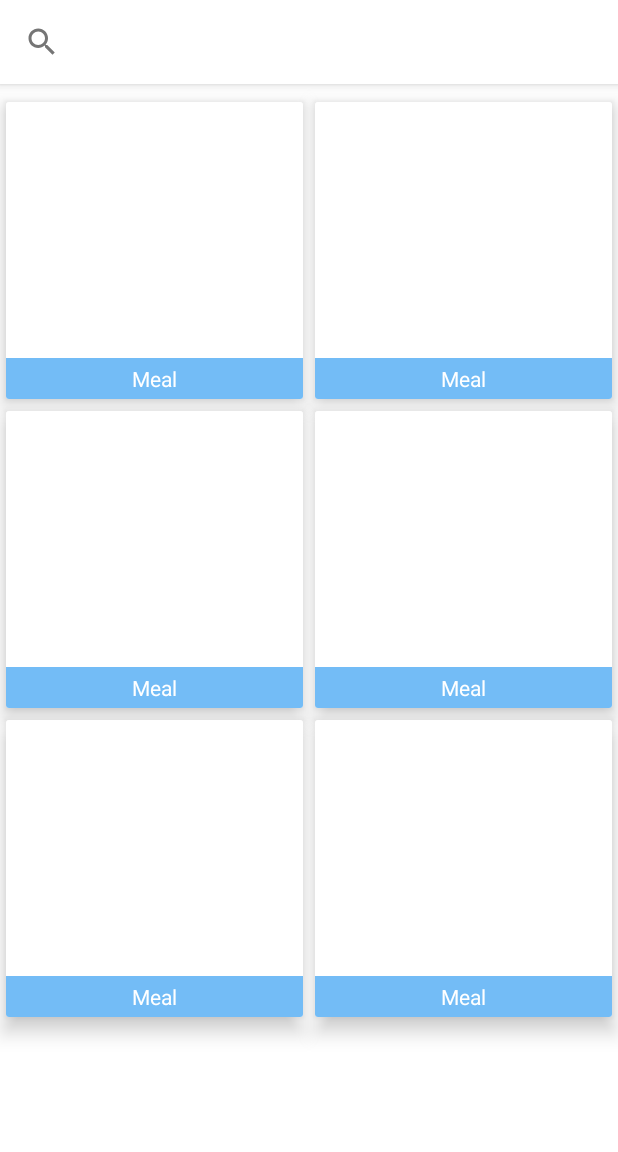
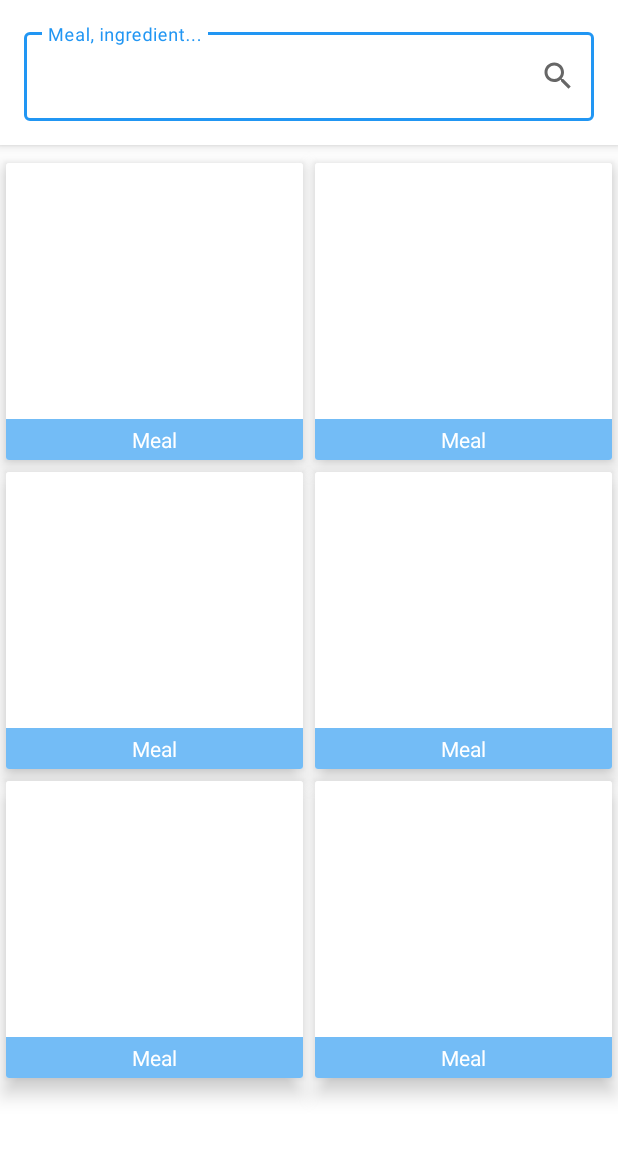
Before and after one commit to JoeSemper/JustRecipeBook, an Android app: the layout fragment_main.xml on its own in the app's theme, with its tools: preview values and no code run, on a phone screen of 412 x 824 dp, the part 84-1236 px from its top. Run offline under Robolectric (Android 15) with nearby library versions, the phone set to English and light mode, and no system bars.

Commit message:
new search view

```diff
--- a/app/src/main/java/com/joesemper/justrecipebook/presenter/HomePresenter.kt
+++ b/app/src/main/java/com/joesemper/justrecipebook/presenter/HomePresenter.kt
@@ -98,6 +98,7 @@ class HomePresenter(val searchType: SearchType?, val query: String?) : MvpPresen
     }
 
     private fun getFavoriteMeals() {
+        viewState.hideSearch()
         dataManager.getFavoriteMeals()
             .observeOn(mainThreadScheduler)
             .subscribe({ meals->
--- a/app/src/main/java/com/joesemper/justrecipebook/ui/fragments/home/HomeFragmentView.kt
+++ b/app/src/main/java/com/joesemper/justrecipebook/ui/fragments/home/HomeFragmentView.kt
@@ -9,4 +9,5 @@ interface HomeFragmentView: MvpView {
     fun init()
     fun updateList()
     fun showResult(text: String)
+    fun hideSearch()
 }
--- a/app/src/main/res/layout/fragment_search.xml
+++ b/app/src/main/res/layout/fragment_main.xml
@@ -12,7 +12,8 @@
     <com.google.android.material.appbar.AppBarLayout
         android:id="@+id/appbar"
         android:layout_width="match_parent"
-        android:layout_height="wrap_content">
+        android:layout_height="wrap_content"
+        android:elevation="8dp">
 
         <com.google.android.material.appbar.MaterialToolbar
             android:id="@+id/toolbar_home"
@@ -27,8 +28,32 @@
             android:layout_height="match_parent"
             android:background="@color/textOnPrimary"
             android:padding="4dp"
-            app:layout_scrollFlags="enterAlways"
-            android:theme="@style/SearchViewTheme" />
+            android:theme="@style/SearchViewTheme"
+            android:visibility="gone"
+            app:layout_scrollFlags="enterAlways" />
+
+        <com.google.android.material.textfield.TextInputLayout
+            android:id="@+id/text_input_layout_search"
+            style="@style/Widget.MaterialComponents.TextInputLayout.OutlinedBox"
+            android:layout_width="match_parent"
+            android:layout_height="wrap_content"
+            android:layout_gravity="center_horizontal|center_vertical"
+            android:background="@color/white"
+            android:hint="@string/enter_your_word"
+            android:padding="16dp"
+            app:boxStrokeColor="@color/colorPrimary"
+            app:endIconCheckable="true"
+            app:endIconDrawable="@drawable/ic_baseline_search_24"
+            app:endIconMode="custom">
+
+            <com.google.android.material.textfield.TextInputEditText
+                android:id="@+id/text_input_search"
+                android:layout_width="match_parent"
+                android:layout_height="wrap_content"
+                android:inputType="text"
+                android:textColor="@color/text_main_color"
+                android:textSize="18sp" />
+        </com.google.android.material.textfield.TextInputLayout>
     </com.google.android.material.appbar.AppBarLayout>
 
     <androidx.recyclerview.widget.RecyclerView
--- a/app/src/main/res/layout/fragment_meal.xml
+++ b/app/src/main/res/layout/fragment_meal.xml
@@ -1,4 +1,5 @@
 <?xml version="1.0" encoding="utf-8"?>
+
 <androidx.coordinatorlayout.widget.CoordinatorLayout
     xmlns:android="http://schemas.android.com/apk/res/android"
     xmlns:app="http://schemas.android.com/apk/res-auto"
--- a/app/src/main/res/values/strings.xml
+++ b/app/src/main/res/values/strings.xml
@@ -4,4 +4,6 @@
     <string name="categories">Categories</string>
     <string name="favorites">Favorites</string>
     <string name="cart">Cart</string>
+    <string name="enter_your_word">Meal, ingredient...</string>
+    <string name="text_input_helper">Find recipes</string>
 </resources>
```
Also changed, not shown: app/src/main/java/com/joesemper/justrecipebook/ui/activities/MainActivity.kt (+5 -5 lines), app/src/main/java/com/joesemper/justrecipebook/ui/fragments/home/HomeFragment.kt (+26 -35 lines).
